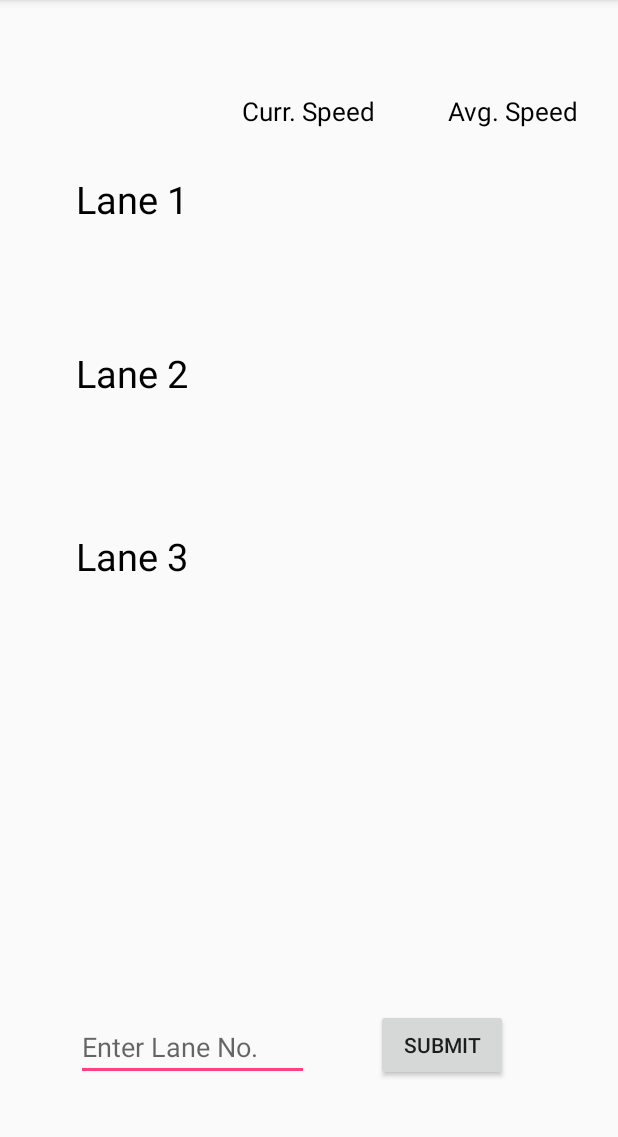
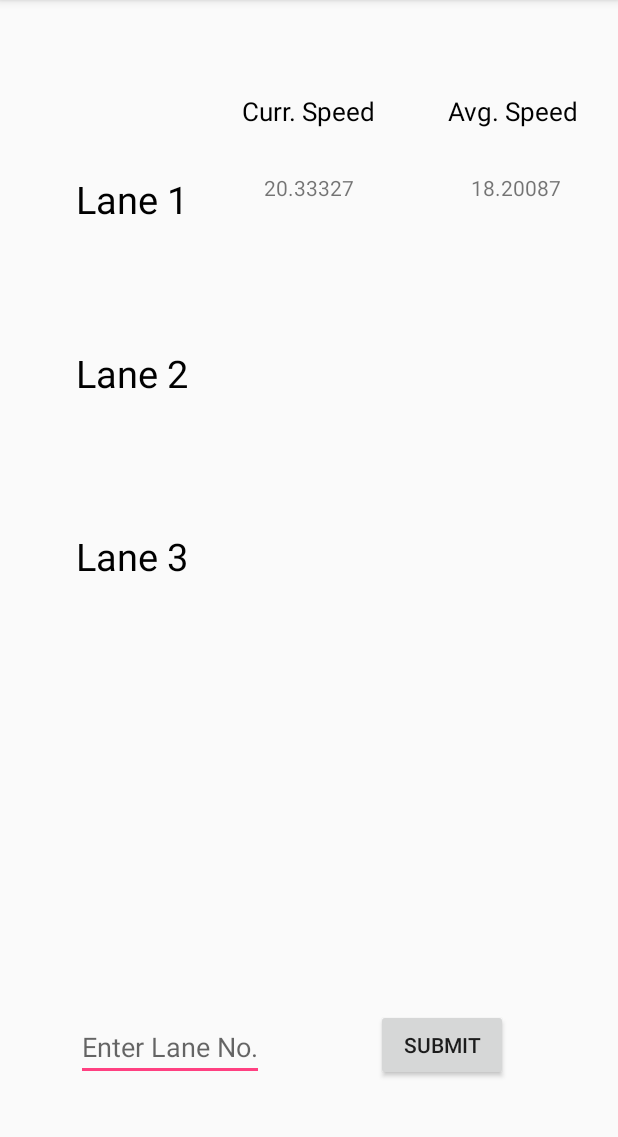
Before and after one commit to osaid-r/travel-easy, an Android app: the screen it shows after launch (MainActivity), on a phone screen of 412 x 824 dp, the part 84-1221 px from its top. Run offline under Robolectric (Android 15) with nearby library versions, the light colour scheme and no system bars; our stand-ins replace Volley.

Commit message:
1st update

```diff
--- a/AndroidApp/Dequeue/app/src/main/java/com/hacks/android/dequeue/MainActivity.java
+++ b/AndroidApp/Dequeue/app/src/main/java/com/hacks/android/dequeue/MainActivity.java
@@ -1,8 +1,12 @@
 package com.hacks.android.dequeue;
 
+import android.os.Handler;
 import android.os.StrictMode;
 import android.support.v7.app.AppCompatActivity;
 import android.os.Bundle;
+import android.util.Log;
+import android.view.View;
+import android.widget.Button;
 import android.widget.EditText;
 import android.widget.TextView;
 import android.widget.Toast;
@@ -18,43 +22,75 @@ import java.sql.DriverManager;
 import java.sql.ResultSet;
 import java.sql.ResultSetMetaData;
 import java.sql.Statement;
+import java.util.Random;
+import java.util.concurrent.TimeUnit;
 
 public class MainActivity extends AppCompatActivity {
 
-    public static final String url = "";
-    public static final String user = "";
-    public static final String password = "";
+    public static final String url = "jdbc:mysql://139.59.69.74/tumchai";
+    public static final String user = "temp";
+    public static final String password = "pass";
 
     @Override
     protected void onCreate(Bundle savedInstanceState) {
         super.onCreate(savedInstanceState);
         setContentView(R.layout.activity_main);
-
+        ((Button) findViewById(R.id.button)).setOnClickListener(new View.OnClickListener() {
+            @Override
+            public void onClick(View view) {
+                Toast.makeText(MainActivity.this, ((EditText) findViewById(R.id.editText)).getText().toString(), Toast.LENGTH_SHORT).show();
+            }
+        });
         display();
     }
 
     private void display(){
 
+
         String result = "";
         try{
-            StrictMode.ThreadPolicy policy = new StrictMode.ThreadPolicy.Builder().permitAll().build();
-            StrictMode.setThreadPolicy(policy);
+//            StrictMode.ThreadPolicy policy = new StrictMode.ThreadPolicy.Builder().permitAll().build();
+//            StrictMode.setThreadPolicy(policy);
 
-            Class.forName("com.mysql.jdbc.Driver");
-            Connection connection = DriverManager.getConnection(url,user,password);
-            Statement statement = connection.createStatement();
-            ResultSet resultSet = statement.executeQuery("Select * from TODO");
-            ResultSetMetaData resultSetMetaData = resultSet.getMetaData();
+            //Class.forName("com.mysql.jdbc.Driver");
+//            Connection connection = DriverManager.getConnection(url,user,password);
+//            Statement statement = connection.createStatement();
+//            ResultSet resultSet = statement.executeQuery("Select * from TODO");
 
             double sum = 0;
-            double avg;
+            float avg=0;
             int counter = 1;
-            while (resultSet.next()){
-                ((TextView) findViewById(R.id.tv_ln1CurrSpeed)).setText(resultSet.getString(2));
-                sum += Integer.parseInt(resultSet.getString(2));
-                avg = sum/counter;
+            while (counter<=20){
+//                runOnUiThread(new Runnable() {
+//                    @Override
+//                    public void run() {
+//                        final Handler handler = new Handler();
+//                        handler.postDelayed(new Runnable() {
+//                            @Override
+//                            public void run() {
+//                                                 //add your code here
+//                            }
+//                        }, 1000);
+//                    }
+//                });
+
+
+                Log.d("HACCKKKKKKKK ==========", "display: ");
+                double number = Math.random()*20 +3;
+                ((TextView) findViewById(R.id.tv_ln1CurrSpeed)).setText(Float.toString((float)number));
+                sum += number;
+                avg = (float)sum/counter;
                 counter++;
-                ((TextView) findViewById(R.id.tv_ln1AvgSpeed)).setText(Double.toString(avg));
+
+                ((TextView) findViewById(R.id.tv_ln1AvgSpeed)).setText(Float.toString((float)(number-2.1324)));
+
+
+
+
+                //TimeUnit.SECONDS.sleep(3);
+
+
+
             }
         } catch (Exception e) {
             e.printStackTrace();
```
Also changed, not shown: 2 other files.
